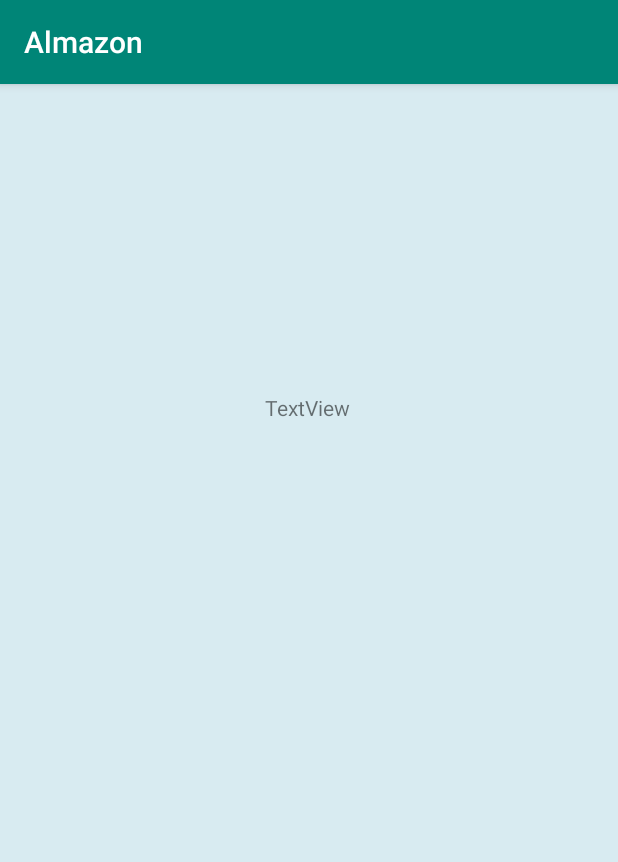
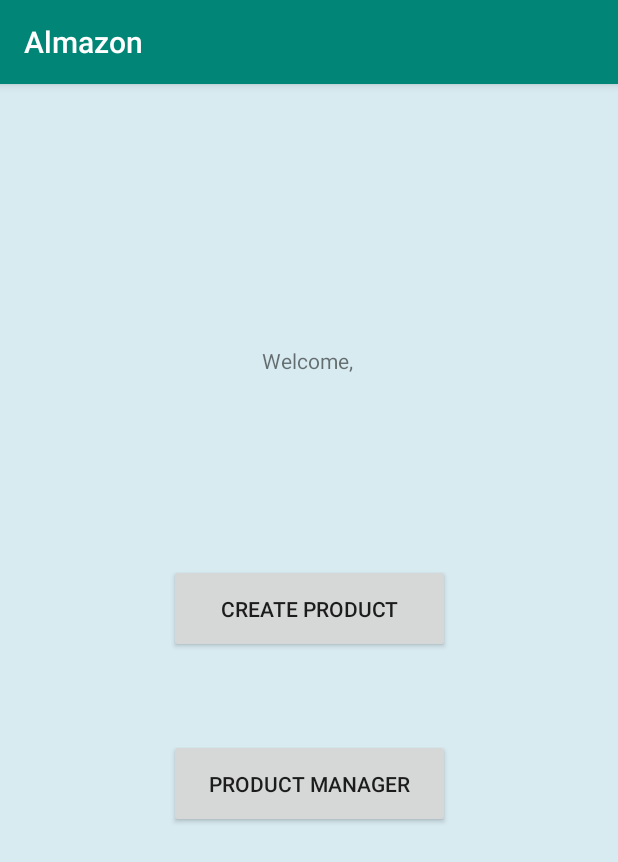
Before and after one commit to ImanolM/AndroidApp-CRUD, an Android app: the DashboardActivity screen opened directly, with no data from a screen before it, on a phone screen of 412 x 824 dp. Shown: the top 862 px of the screen. Run offline under Robolectric (Android 15) with nearby library versions, the phone set to English and light mode, and no system bars.

Commit message:
Añadidos botones en dashboard

```diff
--- a/app/src/main/res/layout/activity_dashboard.xml
+++ b/app/src/main/res/layout/activity_dashboard.xml
@@ -7,15 +7,38 @@
     android:background="#D8EBF1"
     tools:context=".activities.DashboardActivity">
 
+    <Button
+        android:id="@+id/btn_createOrder"
+        android:layout_width="187dp"
+        android:layout_height="59dp"
+        android:text="@string/btn_createProduct"
+        app:layout_constraintBottom_toBottomOf="parent"
+        app:layout_constraintEnd_toEndOf="parent"
+        app:layout_constraintStart_toStartOf="parent"
+        app:layout_constraintTop_toTopOf="parent"
+        app:layout_constraintVertical_bias="0.452" />
+
     <TextView
-        android:id="@+id/textView"
+        android:id="@+id/txt_greeting"
         android:layout_width="wrap_content"
         android:layout_height="wrap_content"
-        android:text="TextView"
+        android:text="@string/txt_greeting"
         app:layout_constraintBottom_toBottomOf="parent"
         app:layout_constraintEnd_toEndOf="parent"
         app:layout_constraintHorizontal_bias="0.498"
         app:layout_constraintStart_toStartOf="parent"
         app:layout_constraintTop_toTopOf="parent"
-        app:layout_constraintVertical_bias="0.275" />
+        app:layout_constraintVertical_bias="0.233" />
+
+    <Button
+        android:id="@+id/button2"
+        android:layout_width="187dp"
+        android:layout_height="59dp"
+        android:text="@string/btn_productManager"
+        app:layout_constraintBottom_toBottomOf="parent"
+        app:layout_constraintEnd_toEndOf="parent"
+        app:layout_constraintStart_toStartOf="parent"
+        app:layout_constraintTop_toTopOf="parent"
+        app:layout_constraintVertical_bias="0.616" />
+
 </androidx.constraintlayout.widget.ConstraintLayout>
--- a/app/src/main/res/values/strings.xml
+++ b/app/src/main/res/values/strings.xml
@@ -4,4 +4,7 @@
     <string name="txt_username">Username</string>
     <string name="txt_password">Password</string>
     <string name="txt_remember">Remember Me</string>
+    <string name="btn_createProduct">Create Product</string>
+    <string name="btn_productManager">Product Manager</string>
+    <string name="txt_greeting">Welcome, </string>
 </resources>
```
